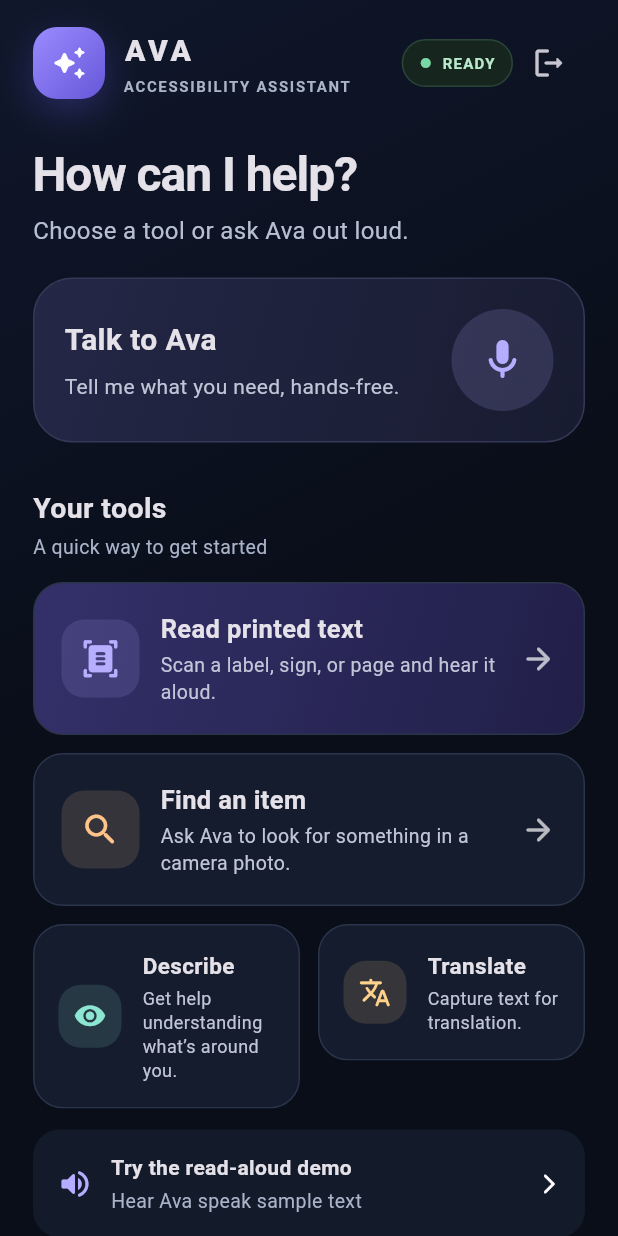
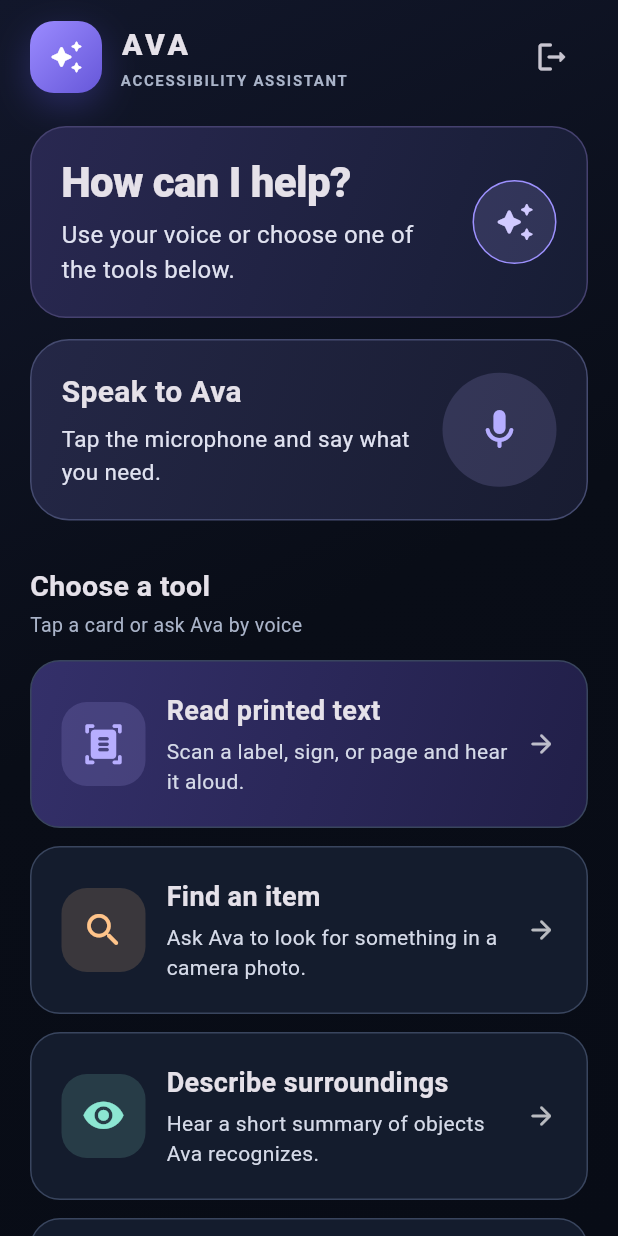
Before and after one commit to steny-mathew/ava-accessibility-assistant, a Flutter app: the AvaHomePage screen opened directly with empty values, on a phone screen of 412 x 824 dp. Run offline on Flutter 3.47's test engine with Material 3 defaults, Android fonts, the phone set to English and light mode, and no system bars; our stand-ins replace camera, flutter_secure_storage, flutter_tts, speech_to_text; accounts and stored records are empty.

Commit message:
frontend changes

```diff
--- a/lib/main.dart
+++ b/lib/main.dart
@@ -28,7 +28,10 @@ class AvaApp extends StatelessWidget {
         filledButtonTheme: FilledButtonThemeData(
           style: FilledButton.styleFrom(
             minimumSize: const Size(48, 56),
-            textStyle: const TextStyle(fontSize: 16, fontWeight: FontWeight.w700),
+            textStyle: const TextStyle(
+              fontSize: 16,
+              fontWeight: FontWeight.w700,
+            ),
             shape: RoundedRectangleBorder(
               borderRadius: BorderRadius.circular(18),
             ),
@@ -292,7 +295,7 @@ class _AvaHomePageState extends State<AvaHomePage> {
           gradient: LinearGradient(
             begin: Alignment.topLeft,
             end: Alignment.bottomRight,
-            colors: [Color(0xFF10172B), Color(0xFF090E19), Color(0xFF090E19)],
+            colors: [Color(0xFF12172B), Color(0xFF090D17), Color(0xFF080C16)],
           ),
         ),
         child: SafeArea(
@@ -300,38 +303,19 @@ class _AvaHomePageState extends State<AvaHomePage> {
             builder: (context, constraints) => Align(
               alignment: Alignment.topCenter,
               child: ConstrainedBox(
-                constraints: const BoxConstraints(maxWidth: 720),
+                constraints: const BoxConstraints(maxWidth: 640),
                 child: ListView(
-                  padding: const EdgeInsets.fromLTRB(22, 18, 22, 30),
+                  padding: const EdgeInsets.fromLTRB(20, 14, 20, 32),
                   children: [
                     _buildHeader(),
-                    const SizedBox(height: 32),
-                    Text(
-                      _isListening ? 'I’m listening' : 'How can I help?',
-                      style: const TextStyle(
-                        fontSize: 32,
-                        height: 1.12,
-                        fontWeight: FontWeight.w700,
-                        letterSpacing: -0.7,
-                      ),
-                    ),
-                    const SizedBox(height: 8),
-                    Text(
-                      _isListening
-                          ? 'Tell me what you need, in your own words.'
-                          : 'Choose a tool or ask Ava out loud.',
-                      style: const TextStyle(
-                        fontSize: 16,
-                        height: 1.45,
-                        color: Color(0xFFB7C0D3),
-                      ),
-                    ),
-                    const SizedBox(height: 20),
+                    const SizedBox(height: 22),
+                    _buildWelcomeCard(),
+                    const SizedBox(height: 14),
                     _buildVoiceCard(),
                     const SizedBox(height: 30),
                     const _SectionHeading(
-                      title: 'Your tools',
-                      subtitle: 'A quick way to get started',
+                      title: 'Choose a tool',
+                      subtitle: 'Tap a card or ask Ava by voice',
                     ),
                     const SizedBox(height: 14),
                     _ActionCard(
@@ -353,34 +337,23 @@ class _AvaHomePageState extends State<AvaHomePage> {
                       onTap: _askWhatToFind,
                     ),
                     const SizedBox(height: 12),
-                    Row(
-                      crossAxisAlignment: CrossAxisAlignment.start,
-                      children: [
-                        Expanded(
-                          child: _ActionCard(
+                    _ActionCard(
                       icon: Icons.visibility_rounded,
-                            title: 'Describe',
+                      title: 'Describe surroundings',
                       description:
-                                'Get help understanding what’s around you.',
+                          'Hear a short summary of objects Ava recognizes.',
                       accent: const Color(0xFF8CE6D2),
                       onTap: () => _openCamera('Describe Surroundings'),
-                            compact: true,
                     ),
-                        ),
-                        const SizedBox(width: 12),
-                        Expanded(
-                          child: _ActionCard(
+                    const SizedBox(height: 12),
+                    _ActionCard(
                       icon: Icons.translate_rounded,
-                            title: 'Translate',
-                            description: 'Capture text for translation.',
+                      title: 'Translate text',
+                      description: 'Capture printed text for translation.',
                       accent: const Color(0xFFFFD18A),
                       onTap: () => _openCamera('Translate'),
-                            compact: true,
                     ),
-                        ),
-                      ],
-                    ),
-                    const SizedBox(height: 14),
+                    const SizedBox(height: 20),
                     _buildDemoCard(),
                     const SizedBox(height: 12),
                     OutlinedButton.icon(
@@ -397,7 +370,7 @@ class _AvaHomePageState extends State<AvaHomePage> {
                       label: Text(
                         _isSendingEmergencyAlert
                             ? 'Sending email alert…'
-                            : 'Emergency assistance',
+                            : 'Send emergency email',
                       ),
                       style: OutlinedButton.styleFrom(
                         foregroundColor: const Color(0xFFFF9B9B),
@@ -412,10 +385,22 @@ class _AvaHomePageState extends State<AvaHomePage> {
                         ),
                       ),
                     ),
+                    const Padding(
+                      padding: EdgeInsets.fromLTRB(8, 8, 8, 0),
+                      child: Text(
+                        'This sends an email alert. It does not contact emergency services.',
+                        textAlign: TextAlign.center,
+                        style: TextStyle(
+                          color: Color(0xFFD5DAE8),
+                          fontSize: 13,
+                          height: 1.4,
+                        ),
+                      ),
+                    ),
                     const SizedBox(height: 22),
                     const Center(
                       child: Text(
-                        'A little help, right when you need it.',
+                        'Camera results can miss details and are not navigation guidance.',
                         style: TextStyle(
                           color: Color(0xFF778198),
                           fontSize: 13,
@@ -428,6 +413,67 @@ class _AvaHomePageState extends State<AvaHomePage> {
             ),
           ),
         ),
+      ),
+    );
+  }
+
+  Widget _buildWelcomeCard() {
+    return Container(
+      padding: const EdgeInsets.all(20),
+      decoration: BoxDecoration(
+        borderRadius: BorderRadius.circular(24),
+        gradient: const LinearGradient(
+          begin: Alignment.topLeft,
+          end: Alignment.bottomRight,
+          colors: [Color(0xFF292851), Color(0xFF171D34)],
+        ),
+        border: Border.all(color: const Color(0xFF45416F)),
+      ),
+      child: Row(
+        children: [
+          Expanded(
+            child: Column(
+              crossAxisAlignment: CrossAxisAlignment.start,
+              children: [
+                Text(
+                  _isListening ? 'I’m listening' : 'How can I help?',
+                  style: const TextStyle(
+                    fontSize: 28,
+                    height: 1.15,
+                    fontWeight: FontWeight.w800,
+                    letterSpacing: -0.4,
+                  ),
+                ),
+                const SizedBox(height: 8),
+                Text(
+                  _isListening
+                      ? 'Tell me what you need, in your own words.'
+                      : 'Use your voice or choose one of the tools below.',
+                  style: const TextStyle(
+                    fontSize: 16,
+                    height: 1.45,
+                    color: Color(0xFFE0E2F0),
+                  ),
+                ),
+              ],
+            ),
+          ),
+          const SizedBox(width: 14),
+          Container(
+            width: 56,
+            height: 56,
+            decoration: BoxDecoration(
+              shape: BoxShape.circle,
+              color: const Color(0xFFB2A8FF).withValues(alpha: 0.16),
+              border: Border.all(color: const Color(0xFF9D91FF)),
+            ),
+            child: const Icon(
+              Icons.auto_awesome_rounded,
+              color: Color(0xFFD1CAFF),
+              size: 28,
+            ),
+          ),
+        ],
       ),
     );
   }
@@ -481,30 +527,6 @@ class _AvaHomePageState extends State<AvaHomePage> {
             ],
           ),
         ),
-        Container(
-          padding: const EdgeInsets.symmetric(horizontal: 11, vertical: 8),
-          decoration: BoxDecoration(
-            color: const Color(0xFF17251F),
-            borderRadius: BorderRadius.circular(30),
-            border: Border.all(color: const Color(0xFF294537)),
-          ),
-          child: const Row(
-            mainAxisSize: MainAxisSize.min,
-            children: [
-              Icon(Icons.circle, size: 8, color: Color(0xFF79D7A5)),
-              SizedBox(width: 7),
-              Text(
-                'READY',
-                style: TextStyle(
-                  color: Color(0xFFB7E9CA),
-                  fontSize: 10,
-                  fontWeight: FontWeight.w700,
-                  letterSpacing: 0.8,
-                ),
-              ),
-            ],
-          ),
-        ),
         IconButton(
           onPressed: widget.onSignOut,
           tooltip: 'Sign out',
@@ -518,7 +540,8 @@ class _AvaHomePageState extends State<AvaHomePage> {
     final accent = _isListening
         ? const Color(0xFFFF858F)
         : const Color(0xFFB5ADFF);
-    return Container(
+    return AnimatedContainer(
+      duration: const Duration(milliseconds: 220),
       padding: const EdgeInsets.all(20),
       decoration: BoxDecoration(
         borderRadius: BorderRadius.circular(26),
@@ -527,7 +550,21 @@ class _AvaHomePageState extends State<AvaHomePage> {
           end: Alignment.bottomRight,
           colors: [Color(0xFF242746), Color(0xFF181C31)],
         ),
-        border: Border.all(color: const Color(0xFF343957)),
+        border: Border.all(
+          color: _isListening
+              ? const Color(0xFFFF858F)
+              : const Color(0xFF454B70),
+          width: _isListening ? 1.6 : 1,
+        ),
+        boxShadow: _isListening
+            ? const [
+                BoxShadow(
+                  color: Color(0x337E617E),
+                  blurRadius: 22,
+                  spreadRadius: 1,
+                ),
+              ]
+            : const [],
       ),
       child: Column(
         crossAxisAlignment: CrossAxisAlignment.start,
@@ -539,7 +576,7 @@ class _AvaHomePageState extends State<AvaHomePage> {
                   crossAxisAlignment: CrossAxisAlignment.start,
                   children: [
                     Text(
-                      _isListening ? 'Listening now' : 'Talk to Ava',
+                      _isListening ? 'Listening now' : 'Speak to Ava',
                       style: const TextStyle(
                         fontSize: 20,
                         fontWeight: FontWeight.w700,
@@ -549,11 +586,11 @@ class _AvaHomePageState extends State<AvaHomePage> {
                     Text(
                       _isListening
                           ? 'Try “read this”, “describe my surroundings”, or “find my bottle”.'
-                          : 'Tell me what you need, hands-free.',
+                          : 'Tap the microphone and say what you need.',
                       style: const TextStyle(
-                        color: Color(0xFFC0C6D8),
-                        fontSize: 14,
-                        height: 1.4,
+                        color: Color(0xFFE0E2F0),
+                        fontSize: 15,
+                        height: 1.45,
                       ),
                     ),
                   ],
@@ -563,6 +600,7 @@ class _AvaHomePageState extends State<AvaHomePage> {
               Semantics(
                 button: true,
                 label: _isListening ? 'Stop listening to Ava' : 'Talk to Ava',
+                onTap: _listen,
                 child: Material(
                   color: accent.withValues(alpha: 0.16),
                   shape: const CircleBorder(),
@@ -570,8 +608,8 @@ class _AvaHomePageState extends State<AvaHomePage> {
                     onTap: _listen,
                     customBorder: const CircleBorder(),
                     child: SizedBox(
-                      width: 68,
-                      height: 68,
+                      width: 76,
+                      height: 76,
                       child: Icon(
                         _isListening ? Icons.stop_rounded : Icons.mic_rounded,
                         color: accent,
@@ -594,7 +632,7 @@ class _AvaHomePageState extends State<AvaHomePage> {
               ),
               child: Text(
                 '“$_spokenText”',
-                style: const TextStyle(fontSize: 15, height: 1.4),
+                style: const TextStyle(fontSize: 16, height: 1.45),
               ),
             ),
           ],
@@ -671,7 +709,6 @@ class _ActionCard extends StatelessWidget {
   final Color accent;
   final List<Color>? gradient;
   final VoidCallback onTap;
-  final bool compact;
 
   const _ActionCard({
     required this.icon,
@@ -680,13 +717,17 @@ class _ActionCard extends StatelessWidget {
     required this.accent,
     required this.onTap,
     this.gradient,
-    this.compact = false,
   });
 
   @override
   Widget build(BuildContext context) {
     final radius = BorderRadius.circular(20);
-    return Material(
+    return Semantics(
+      button: true,
+      label: '$title. $description',
+      onTap: onTap,
+      child: ExcludeSemantics(
+        child: Material(
           color: Colors.transparent,
           borderRadius: radius,
           child: Ink(
@@ -700,23 +741,23 @@ class _ActionCard extends StatelessWidget {
                       end: Alignment.bottomRight,
                       colors: gradient!,
                     ),
-          border: Border.all(color: const Color(0xFF2A344A)),
+              border: Border.all(color: const Color(0xFF39455E)),
             ),
             child: InkWell(
               onTap: onTap,
               borderRadius: radius,
               child: Padding(
-            padding: EdgeInsets.all(compact ? 16 : 18),
+                padding: const EdgeInsets.all(20),
                 child: Row(
                   children: [
                     Container(
-                  width: compact ? 42 : 52,
-                  height: compact ? 42 : 52,
+                      width: 56,
+                      height: 56,
                       decoration: BoxDecoration(
-                    color: accent.withValues(alpha: 0.14),
-                    borderRadius: BorderRadius.circular(15),
+                        color: accent.withValues(alpha: 0.16),
+                        borderRadius: BorderRadius.circular(17),
                       ),
-                  child: Icon(icon, color: accent, size: compact ? 22 : 27),
+                      child: Icon(icon, color: accent, size: 29),
                     ),
                     const SizedBox(width: 14),
                     Expanded(
@@ -725,31 +766,32 @@ class _ActionCard extends StatelessWidget {
                         children: [
                           Text(
                             title,
-                        style: TextStyle(
-                          fontSize: compact ? 15 : 17,
+                            style: const TextStyle(
+                              fontSize: 18,
                               fontWeight: FontWeight.w700,
                             ),
                           ),
                           const SizedBox(height: 4),
                           Text(
                             description,
-                        style: TextStyle(
-                          color: const Color(0xFFC0C6D8),
-                          fontSize: compact ? 12 : 13,
-                          height: 1.35,
+                            style: const TextStyle(
+                              color: Color(0xFFD5DAE8),
+                              fontSize: 14,
+                              height: 1.4,
                             ),
                           ),
                         ],
                       ),
                     ),
-                if (!compact) ...[
                     const SizedBox(width: 8),
                     const Icon(
                       Icons.arrow_forward_rounded,
                       color: Colors.white70,
+                      size: 20,
                     ),
                   ],
-              ],
+                ),
+              ),
             ),
           ),
         ),
```
Lines whose indentation alone changed are shown as unchanged.
